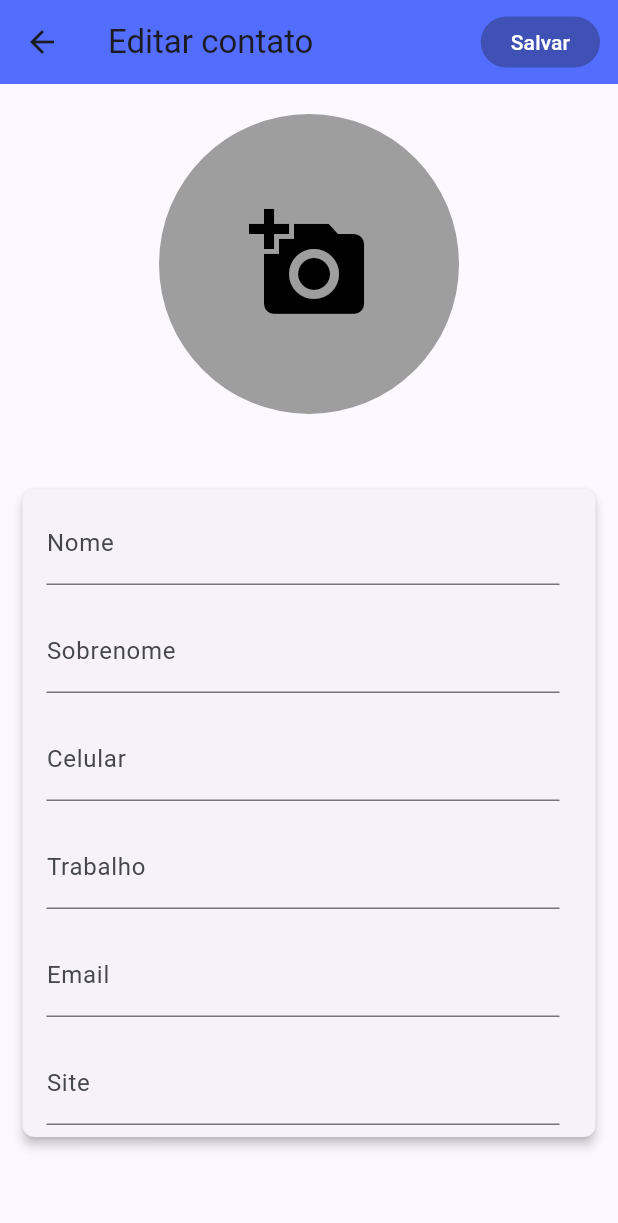
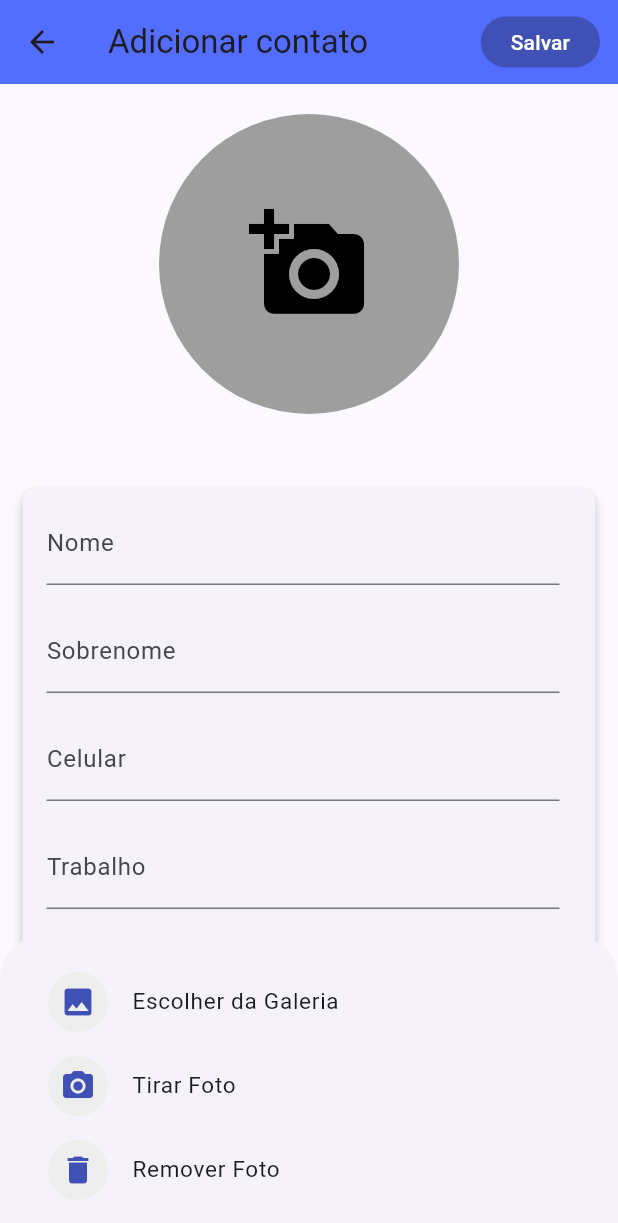
Before and after one commit to Charles-XavierS/Contato_App_Flutter, a Flutter app: the AdicionarContato screen opened directly, after a tap on the "add a photo" icon, on a phone screen of 412 x 824 dp. Shown: the top 1223 px of the screen. Run offline on Flutter 3.47's test engine with Material 2 defaults, Android fonts, the phone set to English and light mode, and no system bars; our stand-ins replace gallery_saver, image_picker; missing offline and left inert: awesome_icons; network calls fail.

Commit message:
feat: Criado função para usar galeria e camera na página de adicionar
Criado as funções pra uso da galeria e camera, feito condição para renderização da foto nos mesmos moldes da página de editar

```diff
--- a/lib/pages/adicionar_contatos.dart
+++ b/lib/pages/adicionar_contatos.dart
@@ -1,12 +1,15 @@
+import 'dart:io';
+
 import 'package:flutter/material.dart';
 import 'dart:math';
+import 'package:image_picker/image_picker.dart';
 import 'package:lista_contatos/main.dart';
 import '../http/http_client.dart';
 import '../repositories/contatos_repository.dart';
 import '../store/contatos_store.dart';
 
 class AdicionarContato extends StatefulWidget {
-  const AdicionarContato({super.key});
+  const AdicionarContato({Key? key});
 
   @override
   State<AdicionarContato> createState() => _AdicionarContatoState();
@@ -36,6 +39,9 @@ class _AdicionarContatoState extends State<AdicionarContato> {
   final TextEditingController emailController = TextEditingController();
   final TextEditingController siteController = TextEditingController();
 
+  final imagePicker = ImagePicker();
+  XFile? photo;
+
   final ContatoStore store = ContatoStore(
     repository: ContatosRepository(
       client: HttpClient(),
@@ -47,11 +53,33 @@ class _AdicionarContatoState extends State<AdicionarContato> {
     super.initState();
   }
 
+  Future<void> pickImageFromGallery() async {
+    final selectedImage =
+        await imagePicker.pickImage(source: ImageSource.gallery);
+
+    if (selectedImage != null) {
+      setState(() {
+        photo = selectedImage;
+      });
+    }
+  }
+
+  Future<void> captureImage() async {
+    final capturedImage =
+        await imagePicker.pickImage(source: ImageSource.camera);
+
+    if (capturedImage != null) {
+      setState(() {
+        photo = capturedImage;
+      });
+    }
+  }
+
   @override
   Widget build(BuildContext context) {
     return Scaffold(
       appBar: AppBar(
-        title: const Text('Editar contato'),
+        title: const Text('Adicionar contato'),
         leading: IconButton(
           icon: const Icon(Icons.arrow_back),
           onPressed: () {
@@ -75,7 +103,7 @@ class _AdicionarContatoState extends State<AdicionarContato> {
                 },
                 'Email': emailController.text,
                 'Site': siteController.text,
-                'PathFoto': '',
+                'PathFoto': photo?.path ?? '',
                 'Cor': getRandomColor(),
               };
               store.createContato(novoContatoData: createContatoData);
@@ -126,12 +154,88 @@ class _AdicionarContatoState extends State<AdicionarContato> {
                           Padding(
                             padding: const EdgeInsets.symmetric(vertical: 20),
                             child: GestureDetector(
-                              onTap: () {},
-                              child: const CircleAvatar(
+                              onTap: () {
+                                showBottomSheet(
+                                  context: context,
+                                  builder: (_) {
+                                    return Padding(
+                                      padding: const EdgeInsets.all(16),
+                                      child: Column(
+                                        mainAxisSize: MainAxisSize.min,
+                                        children: [
+                                          ListTile(
+                                            leading: CircleAvatar(
+                                              backgroundColor: Colors.grey[200],
+                                              child: const Center(
+                                                child: Icon(
+                                                  Icons.image,
+                                                  color: Colors.indigo,
+                                                ),
+                                              ),
+                                            ),
+                                            title: const Text(
+                                              'Escolher da Galeria',
+                                              style: TextStyle(fontSize: 15),
+                                            ),
+                                            onTap: () {
+                                              Navigator.of(context).pop();
+                                              pickImageFromGallery();
+                                            },
+                                          ),
+                                          ListTile(
+                                            leading: CircleAvatar(
+                                              backgroundColor: Colors.grey[200],
+                                              child: const Center(
+                                                child: Icon(
+                                                  Icons.camera_alt,
+                                                  color: Colors.indigo,
+                                                ),
+                                              ),
+                                            ),
+                                            title: const Text(
+                                              'Tirar Foto',
+                                              style: TextStyle(fontSize: 15),
+                                            ),
+                                            onTap: () {
+                                              Navigator.of(context).pop();
+                                              captureImage();
+                                            },
+                                          ),
+                                          ListTile(
+                                            leading: CircleAvatar(
+                                              backgroundColor: Colors.grey[200],
+                                              child: const Center(
+                                                child: Icon(
+                                                  Icons.delete,
+                                                  color: Colors.indigo,
+                                                ),
+                                              ),
+                                            ),
+                                            title: const Text(
+                                              'Remover Foto',
+                                              style: TextStyle(fontSize: 15),
+                                            ),
+                                            onTap: () {
+                                              Navigator.of(context).pop();
+                                              setState(() {
+                                                photo = null;
+                                              });
+                                            },
+                                          ),
+                                        ],
+                                      ),
+                                    );
+                                  },
+                                );
+                              },
+                              child: CircleAvatar(
                                 radius: 100,
+                                backgroundImage: photo != null
+                                    ? FileImage(File(photo!.path))
+                                    : null,
                                 backgroundColor: Colors.grey,
                                 foregroundColor: Colors.black,
-                                child: Icon(
+                                child: const Icon(
                                   Icons.add_a_photo,
                                   size: 80,
                                 ),
```
